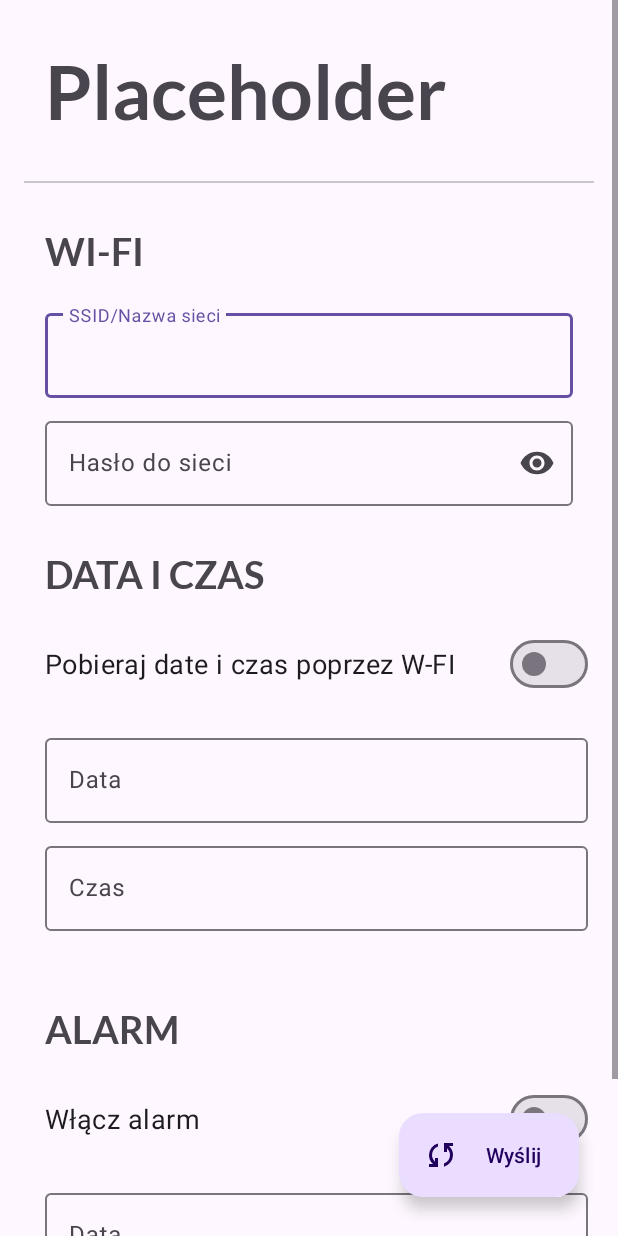
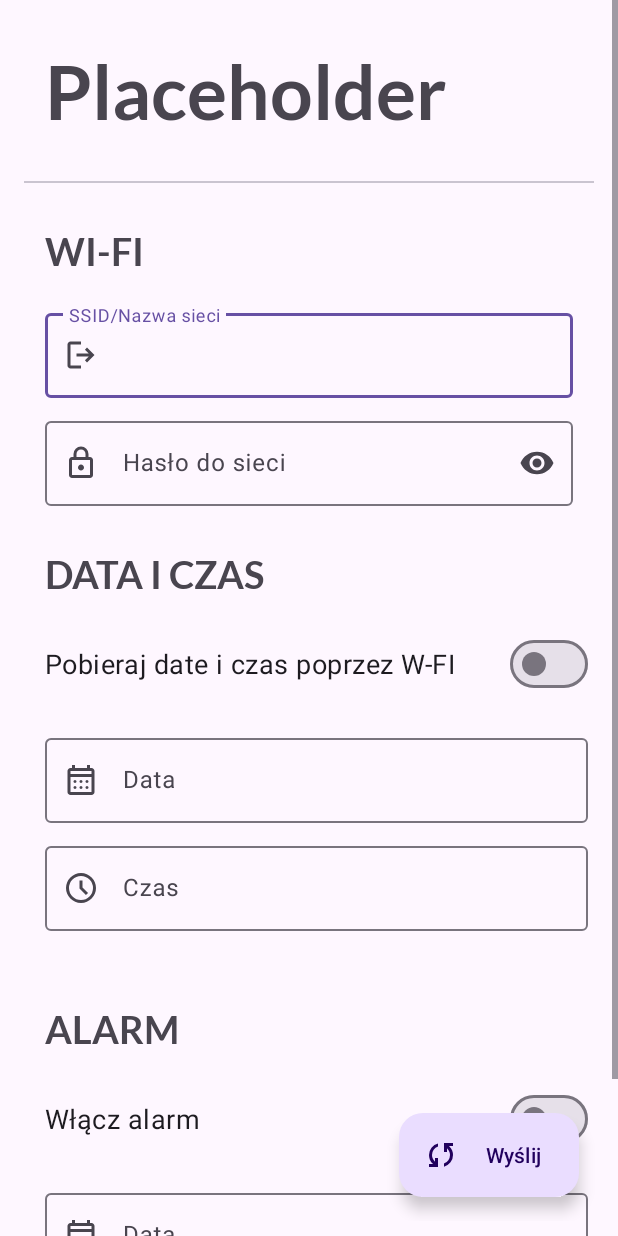
Before and after one commit to zero-jedynkowy/pmik-clock-project, an Android app: the DeviceActivity screen opened directly, with no data from a screen before it, on a phone screen of 412 x 824 dp. Run offline under Robolectric (Android 15) with nearby library versions, the phone set to English and light mode, and no system bars.

Commit message:
Icons to the device activity's inputs

```diff
--- /dev/null
+++ b/androidWorkspace/ClockApp/app/src/main/res/drawable/alarm_icon.xml
@@ -0,0 +1,9 @@
+<vector xmlns:android="http://schemas.android.com/apk/res/android"
+    android:width="24dp"
+    android:height="24dp"
+    android:viewportWidth="960"
+    android:viewportHeight="960">
+  <path
+      android:fillColor="#FF000000"
+      android:pathData="M480,880q-75,0 -140.5,-28.5t-114,-77q-48.5,-48.5 -77,-114T120,520q0,-75 28.5,-140.5t77,-114q48.5,-48.5 114,-77T480,160q75,0 140.5,28.5t114,77q48.5,48.5 77,114T840,520q0,75 -28.5,140.5t-77,114q-48.5,48.5 -114,77T480,880ZM480,520ZM592,688 L648,632 520,504v-184h-80v216l152,152ZM224,94l56,56 -170,170 -56,-56 170,-170ZM736,94 L906,264 850,320 680,150 736,94ZM480,800q117,0 198.5,-81.5T760,520q0,-117 -81.5,-198.5T480,240q-117,0 -198.5,81.5T200,520q0,117 81.5,198.5T480,800Z"/>
+</vector>
--- /dev/null
+++ b/androidWorkspace/ClockApp/app/src/main/res/drawable/calendar2_icon.xml
@@ -0,0 +1,9 @@
+<vector xmlns:android="http://schemas.android.com/apk/res/android"
+    android:width="24dp"
+    android:height="24dp"
+    android:viewportWidth="960"
+    android:viewportHeight="960">
+  <path
+      android:fillColor="#FF000000"
+      android:pathData="M600,880v-80h160v-400L200,400v160h-80v-320q0,-33 23.5,-56.5T200,160h40v-80h80v80h320v-80h80v80h40q33,0 56.5,23.5T840,240v560q0,33 -23.5,56.5T760,880L600,880ZM320,960l-56,-56 103,-104L40,800v-80h327L264,616l56,-56 200,200L320,960ZM200,320h560v-80L200,240v80ZM200,320v-80,80Z"/>
+</vector>
--- /dev/null
+++ b/androidWorkspace/ClockApp/app/src/main/res/drawable/calendar_icon.xml
@@ -0,0 +1,9 @@
+<vector xmlns:android="http://schemas.android.com/apk/res/android"
+    android:width="24dp"
+    android:height="24dp"
+    android:viewportWidth="960"
+    android:viewportHeight="960">
+  <path
+      android:fillColor="#FF000000"
+      android:pathData="M200,880q-33,0 -56.5,-23.5T120,800v-560q0,-33 23.5,-56.5T200,160h40v-80h80v80h320v-80h80v80h40q33,0 56.5,23.5T840,240v560q0,33 -23.5,56.5T760,880L200,880ZM200,800h560v-400L200,400v400ZM200,320h560v-80L200,240v80ZM200,320v-80,80ZM480,560q-17,0 -28.5,-11.5T440,520q0,-17 11.5,-28.5T480,480q17,0 28.5,11.5T520,520q0,17 -11.5,28.5T480,560ZM320,560q-17,0 -28.5,-11.5T280,520q0,-17 11.5,-28.5T320,480q17,0 28.5,11.5T360,520q0,17 -11.5,28.5T320,560ZM640,560q-17,0 -28.5,-11.5T600,520q0,-17 11.5,-28.5T640,480q17,0 28.5,11.5T680,520q0,17 -11.5,28.5T640,560ZM480,720q-17,0 -28.5,-11.5T440,680q0,-17 11.5,-28.5T480,640q17,0 28.5,11.5T520,680q0,17 -11.5,28.5T480,720ZM320,720q-17,0 -28.5,-11.5T280,680q0,-17 11.5,-28.5T320,640q17,0 28.5,11.5T360,680q0,17 -11.5,28.5T320,720ZM640,720q-17,0 -28.5,-11.5T600,680q0,-17 11.5,-28.5T640,640q17,0 28.5,11.5T680,680q0,17 -11.5,28.5T640,720Z"/>
+</vector>
--- /dev/null
+++ b/androidWorkspace/ClockApp/app/src/main/res/drawable/clock_icon.xml
@@ -0,0 +1,9 @@
+<vector xmlns:android="http://schemas.android.com/apk/res/android"
+    android:width="24dp"
+    android:height="24dp"
+    android:viewportWidth="960"
+    android:viewportHeight="960">
+  <path
+      android:fillColor="#FF000000"
+      android:pathData="m612,668 l56,-56 -148,-148v-184h-80v216l172,172ZM480,880q-83,0 -156,-31.5T197,763q-54,-54 -85.5,-127T80,480q0,-83 31.5,-156T197,197q54,-54 127,-85.5T480,80q83,0 156,31.5T763,197q54,54 85.5,127T880,480q0,83 -31.5,156T763,763q-54,54 -127,85.5T480,880ZM480,480ZM480,800q133,0 226.5,-93.5T800,480q0,-133 -93.5,-226.5T480,160q-133,0 -226.5,93.5T160,480q0,133 93.5,226.5T480,800Z"/>
+</vector>
--- /dev/null
+++ b/androidWorkspace/ClockApp/app/src/main/res/drawable/entry_icon.xml
@@ -0,0 +1,9 @@
+<vector xmlns:android="http://schemas.android.com/apk/res/android"
+    android:width="24dp"
+    android:height="24dp"
+    android:viewportWidth="960"
+    android:viewportHeight="960">
+  <path
+      android:fillColor="#FF000000"
+      android:pathData="M200,840q-33,0 -56.5,-23.5T120,760v-560q0,-33 23.5,-56.5T200,120h280v80L200,200v560h280v80L200,840ZM640,680 L585,622 687,520L360,520v-80h327L585,338l55,-58 200,200 -200,200Z"/>
+</vector>
--- /dev/null
+++ b/androidWorkspace/ClockApp/app/src/main/res/drawable/lock_icon.xml
@@ -0,0 +1,9 @@
+<vector xmlns:android="http://schemas.android.com/apk/res/android"
+    android:width="24dp"
+    android:height="24dp"
+    android:viewportWidth="960"
+    android:viewportHeight="960">
+  <path
+      android:fillColor="#FF000000"
+      android:pathData="M240,880q-33,0 -56.5,-23.5T160,800v-400q0,-33 23.5,-56.5T240,320h40v-80q0,-83 58.5,-141.5T480,40q83,0 141.5,58.5T680,240v80h40q33,0 56.5,23.5T800,400v400q0,33 -23.5,56.5T720,880L240,880ZM240,800h480v-400L240,400v400ZM480,680q33,0 56.5,-23.5T560,600q0,-33 -23.5,-56.5T480,520q-33,0 -56.5,23.5T400,600q0,33 23.5,56.5T480,680ZM360,320h240v-80q0,-50 -35,-85t-85,-35q-50,0 -85,35t-35,85v80ZM240,800v-400,400Z"/>
+</vector>
--- a/androidWorkspace/ClockApp/app/src/main/res/layout/activity_device.xml
+++ b/androidWorkspace/ClockApp/app/src/main/res/layout/activity_device.xml
@@ -65,6 +65,7 @@
                 android:layout_marginBottom="0dp"
                 android:layout_marginLeft="0dp"
                 android:layout_marginRight="0dp"
+                app:startIconDrawable="@drawable/entry_icon"
                 android:paddingTop="0dp"
                 android:paddingBottom="0dp"
                 android:paddingLeft="30dp"
@@ -90,6 +91,7 @@
                 android:layout_marginRight="0dp"
                 android:paddingTop="0dp"
                 android:paddingBottom="0dp"
+                app:startIconDrawable="@drawable/lock_icon"
                 android:paddingLeft="30dp"
                 android:paddingRight="30dp"
                 app:endIconMode="password_toggle"
@@ -145,6 +147,7 @@
                 android:paddingLeft="0dp"
                 android:paddingRight="0dp"
                 android:layout_height="wrap_content"
+                app:startIconDrawable="@drawable/calendar_icon"
                 android:hint="Data">
 
                 <com.google.android.material.textfield.TextInputEditText
@@ -156,6 +159,7 @@
 
             <com.google.android.material.textfield.TextInputLayout
                 android:id="@+id/timePicker"
+                app:startIconDrawable="@drawable/clock_icon"
                 android:layout_width="match_parent"
                 android:layout_marginTop="0dp"
                 android:layout_marginBottom="20dp"
@@ -163,6 +167,7 @@
                 android:layout_marginRight="20dp"
                 android:paddingTop="0dp"
                 android:paddingBottom="0dp"
+
                 android:paddingLeft="0dp"
                 android:paddingRight="0dp"
                 android:layout_height="wrap_content"
@@ -216,6 +221,7 @@
                 android:paddingLeft="0dp"
                 android:paddingRight="0dp"
                 android:layout_height="wrap_content"
+                app:startIconDrawable="@drawable/calendar2_icon"
                 android:hint="Data">
 
                 <com.google.android.material.textfield.TextInputEditText
@@ -234,6 +240,7 @@
                 android:layout_marginRight="20dp"
                 android:paddingTop="0dp"
                 android:paddingBottom="0dp"
+                app:startIconDrawable="@drawable/alarm_icon"
                 android:paddingLeft="0dp"
                 android:paddingRight="0dp"
                 android:layout_height="wrap_content"
```
